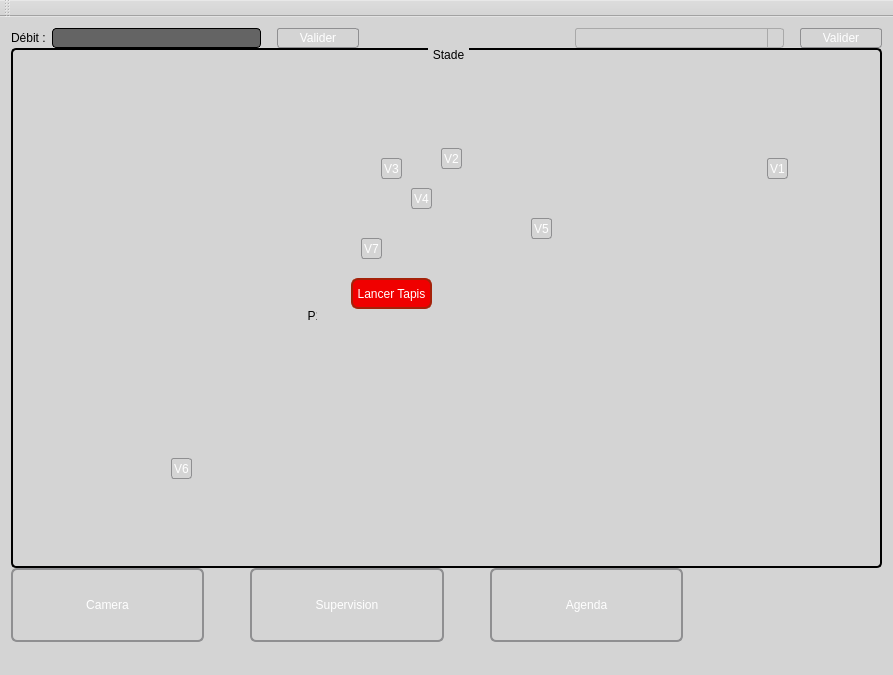
Before: the Qt Designer form mainwindow.ui in CalmettesT/Projet-BTS, drawn with Qt 5.
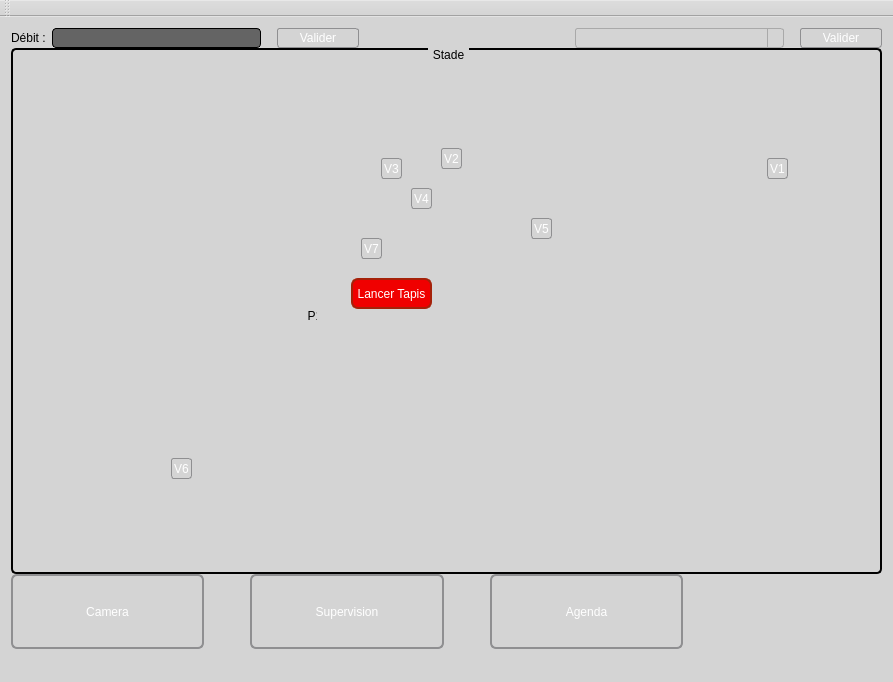
After: the same form once the commit is applied. Icons and pictures are not drawn. Custom widgets are drawn as their Qt base class.

Diff of the .ui file:
```diff
--- a/mainwindow.ui
+++ b/mainwindow.ui
@@ -7,7 +7,7 @@
     <x>0</x>
     <y>0</y>
     <width>893</width>
-    <height>675</height>
+    <height>682</height>
    </rect>
   </property>
   <property name="windowTitle">
@@ -275,6 +275,31 @@
         <property name="title">
          <string>Stade</string>
         </property>
+        <layout class="QGridLayout" name="gridLayout">
+         <item row="0" column="0">
+          <widget class="QLabel" name="imgParc">
+           <property name="minimumSize">
+            <size>
+             <width>428</width>
+             <height>224</height>
+            </size>
+           </property>
+           <property name="styleSheet">
+            <string notr="true">font: 8pt &quot;MS Shell Dlg 2&quot;;
+image: url(:/img/parc.jpg);</string>
+           </property>
+           <property name="text">
+            <string/>
+           </property>
+           <property name="scaledContents">
+            <bool>true</bool>
+           </property>
+           <property name="alignment">
+            <set>Qt::AlignJustify|Qt::AlignVCenter</set>
+           </property>
+          </widget>
+         </item>
+        </layout>
         <widget class="QPushButton" name="BoutonVanne3">
          <property name="geometry">
           <rect>
@@ -604,35 +629,6 @@
           <string>V2</string>
          </property>
         </widget>
-        <widget class="QLabel" name="imgParc">
-         <property name="geometry">
-          <rect>
-           <x>12</x>
-           <y>21</y>
-           <width>851</width>
-           <height>471</height>
-          </rect>
-         </property>
-         <property name="minimumSize">
-          <size>
-           <width>428</width>
-           <height>224</height>
-          </size>
-         </property>
-         <property name="styleSheet">
-          <string notr="true">font: 8pt &quot;MS Shell Dlg 2&quot;;
-image: url(:/img/parc.jpg);</string>
-         </property>
-         <property name="text">
-          <string/>
-         </property>
-         <property name="scaledContents">
-          <bool>true</bool>
-         </property>
-         <property name="alignment">
-          <set>Qt::AlignJustify|Qt::AlignVCenter</set>
-         </property>
-        </widget>
         <widget class="QPushButton" name="ArreterTapis">
          <property name="geometry">
           <rect>
```
